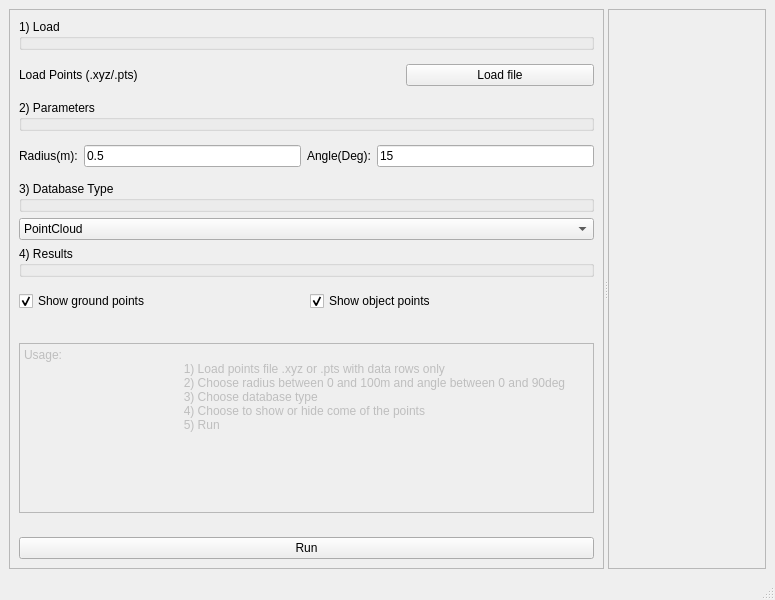
This is glyph_view.ui in WOKNz/SurfaceModelsHW2 as Qt 5 draws it before an edit. The edited form follows.
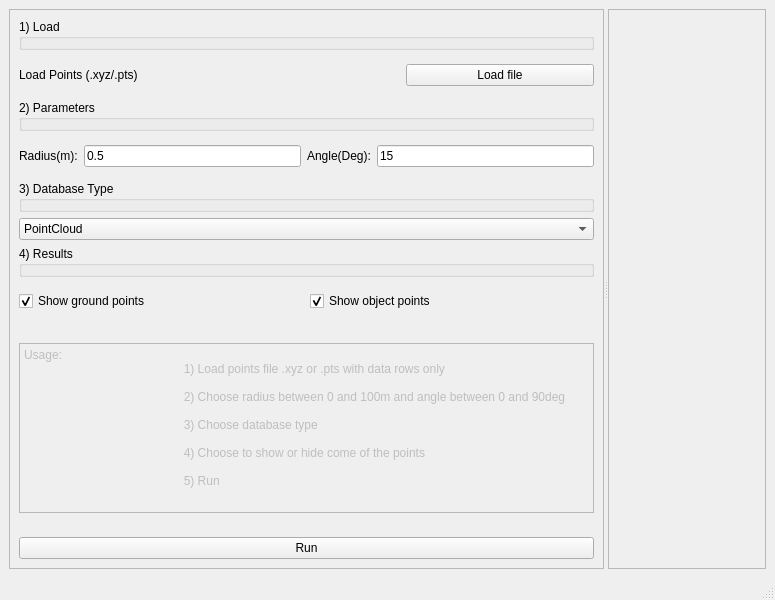
This is the edited form.

What changed in the file:
```diff
--- a/glyph_view.ui
+++ b/glyph_view.ui
@@ -252,9 +252,13 @@
                                         <property name="plainText">
                                             <string>Usage:
                                                 1) Load points file .xyz or .pts with data rows only
+
                                                 2) Choose radius between 0 and 100m and angle between 0 and 90deg
+
                                                 3) Choose database type
+
                                                 4) Choose to show or hide come of the points
+
                                                 5) Run
                                             </string>
                                         </property>
```
Left out of the diff: 2 changed lines with no effect on the pictures.
